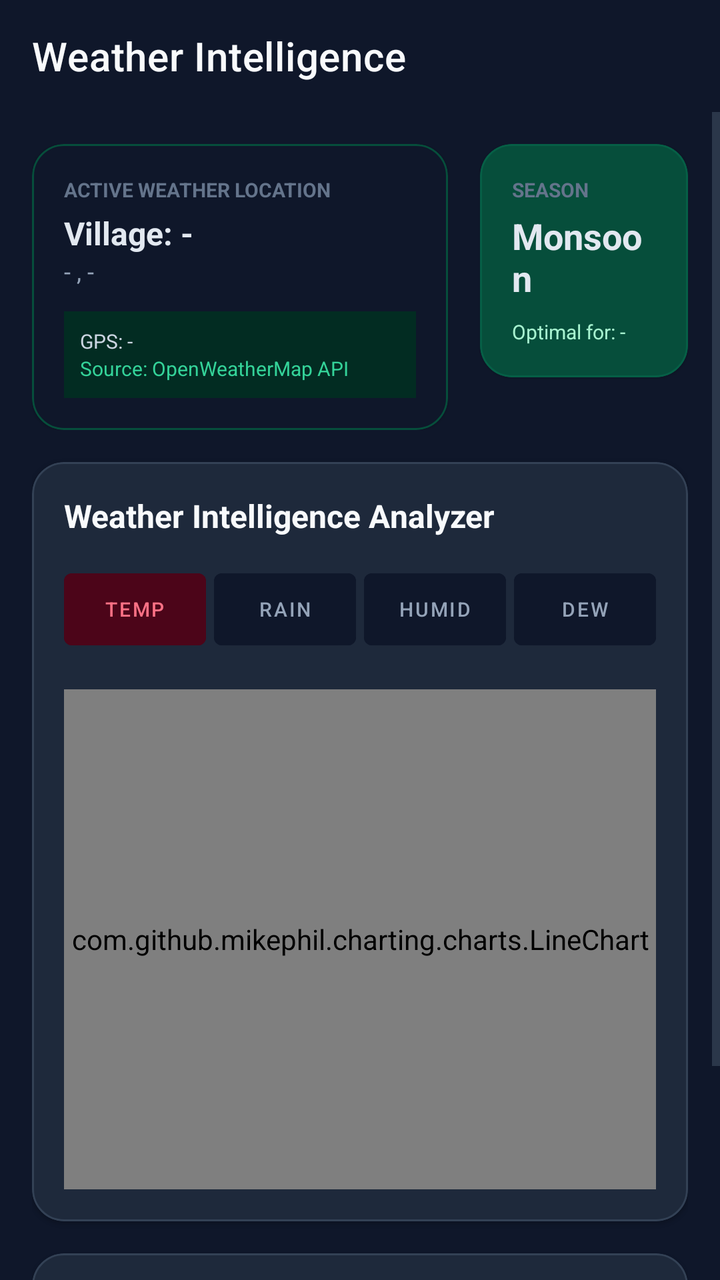
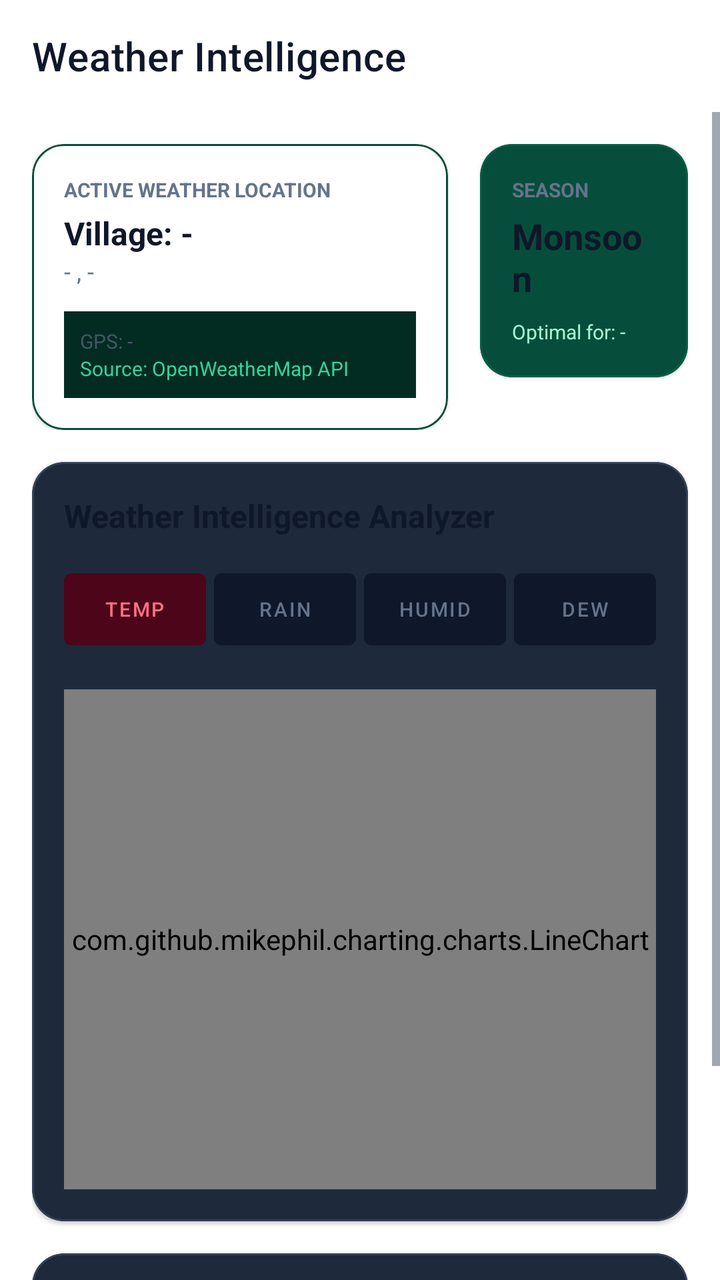

Compare the two renders of this Android layout. The source of the first and the diff that turns it into the second are given below.
<!-- AndroidManifest.xml: application theme AppTheme -->
<!-- res/layout/fragment_weather.xml -->
<?xml version="1.0" encoding="utf-8"?>
<androidx.constraintlayout.widget.ConstraintLayout xmlns:android="http://schemas.android.com/apk/res/android"
    xmlns:app="http://schemas.android.com/apk/res-auto"
    android:layout_width="match_parent"
    android:layout_height="match_parent"
    android:background="#0f172a">

    <com.google.android.material.appbar.AppBarLayout
        android:id="@+id/appBarLayout"
        android:layout_width="match_parent"
        android:layout_height="wrap_content"
        android:background="#0f172a"
        app:elevation="0dp"
        app:layout_constraintTop_toTopOf="parent">

        <androidx.appcompat.widget.Toolbar
            android:id="@+id/toolbar"
            android:layout_width="match_parent"
            android:layout_height="?attr/actionBarSize"
            app:title="Weather Intelligence"
            app:titleTextColor="#f8fafc" />
    </com.google.android.material.appbar.AppBarLayout>

    <ScrollView
        android:layout_width="match_parent"
        android:layout_height="0dp"
        app:layout_constraintBottom_toTopOf="@id/bottomNavigation"
        app:layout_constraintTop_toBottomOf="@id/appBarLayout">

        <LinearLayout
            android:layout_width="match_parent"
            android:layout_height="wrap_content"
            android:orientation="vertical"
            android:padding="16dp">

            
            <GridLayout
                android:layout_width="match_parent"
                android:layout_height="wrap_content"
                android:columnCount="2"
                android:rowCount="1"
                android:layout_marginBottom="16dp">

                
                <com.google.android.material.card.MaterialCardView
                    android:layout_width="0dp"
                    android:layout_height="wrap_content"
                    android:layout_columnWeight="2"
                    android:layout_marginEnd="8dp"
                    app:cardBackgroundColor="#0f172a"
                    app:cardCornerRadius="16dp"
                    app:strokeColor="#064e3b"
                    app:strokeWidth="1dp">
                    <LinearLayout
                        android:layout_width="match_parent"
                        android:layout_height="wrap_content"
                        android:orientation="vertical"
                        android:padding="16dp">
                        <TextView
                            android:layout_width="wrap_content"
                            android:layout_height="wrap_content"
                            android:text="ACTIVE WEATHER LOCATION"
                            android:textColor="#64748b"
                            android:textSize="10sp"
                            android:textStyle="bold" />
                        <TextView
                            android:id="@+id/tvVillage"
                            android:layout_width="wrap_content"
                            android:layout_height="wrap_content"
                            android:layout_marginTop="4dp"
                            android:text="Village: -"
                            android:textColor="#e2e8f0"
                            android:textSize="16sp"
                            android:textStyle="bold" />
                        <TextView
                            android:id="@+id/tvState"
                            android:layout_width="wrap_content"
                            android:layout_height="wrap_content"
                            android:text="- , -"
                            android:textColor="#94a3b8"
                            android:textSize="12sp" />
                        
                        <LinearLayout
                            android:layout_width="match_parent"
                            android:layout_height="wrap_content"
                            android:layout_marginTop="12dp"
                            android:background="#022c22"
                            android:padding="8dp"
                            android:orientation="vertical">
                            <TextView
                                android:id="@+id/tvGps"
                                android:layout_width="wrap_content"
                                android:layout_height="wrap_content"
                                android:text="GPS: -"
                                android:textColor="#cbd5e1"
                                android:textSize="10sp" />
                            <TextView
                                android:layout_width="wrap_content"
                                android:layout_height="wrap_content"
                                android:text="Source: OpenWeatherMap API"
                                android:textColor="#34d399"
                                android:textSize="10sp" />
                        </LinearLayout>
                    </LinearLayout>
                </com.google.android.material.card.MaterialCardView>

                
                <com.google.android.material.card.MaterialCardView
                    android:layout_width="0dp"
                    android:layout_height="match_parent"
                    android:layout_columnWeight="1"
                    android:layout_marginStart="8dp"
                    app:cardBackgroundColor="#064e3b"
                    app:cardCornerRadius="16dp"
                    app:strokeColor="#065f46"
                    app:strokeWidth="1dp">
                    <LinearLayout
                        android:layout_width="match_parent"
                        android:layout_height="match_parent"
                        android:orientation="vertical"
                        android:padding="16dp"
                        android:gravity="center_vertical">
                        <TextView
                            android:layout_width="wrap_content"
                            android:layout_height="wrap_content"
                            android:text="SEASON"
                            android:textColor="#64748b"
                            android:textSize="10sp"
                            android:textStyle="bold" />
                        <TextView
                            android:id="@+id/tvSeason"
                            android:layout_width="wrap_content"
                            android:layout_height="wrap_content"
                            android:layout_marginTop="4dp"
                            android:text="Monsoon"
                            android:textColor="#e2e8f0"
                            android:textSize="18sp"
                            android:textStyle="bold" />
                        <TextView
                            android:id="@+id/tvPlannedCrop"
                            android:layout_width="wrap_content"
                            android:layout_height="wrap_content"
                            android:layout_marginTop="8dp"
                            android:text="Optimal for: -"
                            android:textColor="#a7f3d0"
                            android:textSize="10sp" />
                    </LinearLayout>
                </com.google.android.material.card.MaterialCardView>
            </GridLayout>

            
            <com.google.android.material.card.MaterialCardView
                android:layout_width="match_parent"
                android:layout_height="wrap_content"
                android:layout_marginBottom="16dp"
                app:cardBackgroundColor="#1e293b"
                app:cardCornerRadius="16dp"
                app:strokeColor="#334155"
                app:strokeWidth="1dp">

                <LinearLayout
                    android:layout_width="match_parent"
                    android:layout_height="wrap_content"
                    android:orientation="vertical"
                    android:padding="16dp">

                    <TextView
                        android:layout_width="wrap_content"
                        android:layout_height="wrap_content"
                        android:text="Weather Intelligence Analyzer"
                        android:textColor="#f8fafc"
                        android:textSize="16sp"
                        android:textStyle="bold" />

                    
                    <LinearLayout
                        android:layout_width="match_parent"
                        android:layout_height="wrap_content"
                        android:layout_marginTop="12dp"
                        android:orientation="horizontal"
                        android:weightSum="4">
                        <Button
                            android:id="@+id/btnTemp"
                            android:layout_width="0dp"
                            android:layout_height="wrap_content"
                            android:layout_weight="1"
                            android:layout_marginEnd="4dp"
                            android:backgroundTint="#4c0519"
                            android:text="Temp"
                            android:textColor="#fb7185"
                            android:textSize="10sp" />
                        <Button
                            android:id="@+id/btnRain"
                            android:layout_width="0dp"
                            android:layout_height="wrap_content"
                            android:layout_weight="1"
                            android:layout_marginEnd="4dp"
                            android:backgroundTint="#0f172a"
                            android:text="Rain"
                            android:textColor="#94a3b8"
                            android:textSize="10sp" />
                        <Button
                            android:id="@+id/btnHumid"
                            android:layout_width="0dp"
                            android:layout_height="wrap_content"
                            android:layout_weight="1"
                            android:layout_marginEnd="4dp"
                            android:backgroundTint="#0f172a"
                            android:text="Humid"
                            android:textColor="#94a3b8"
                            android:textSize="10sp" />
                        <Button
                            android:id="@+id/btnDew"
                            android:layout_width="0dp"
                            android:layout_height="wrap_content"
                            android:layout_weight="1"
                            android:backgroundTint="#0f172a"
                            android:text="Dew"
                            android:textColor="#94a3b8"
                            android:textSize="10sp" />
                    </LinearLayout>

                    
                    <com.github.mikephil.charting.charts.LineChart
                        android:id="@+id/weatherChart"
                        android:layout_width="match_parent"
                        android:layout_height="250dp"
                        android:layout_marginTop="16dp" />
                </LinearLayout>
            </com.google.android.material.card.MaterialCardView>

            
            <com.google.android.material.card.MaterialCardView
                android:layout_width="match_parent"
                android:layout_height="wrap_content"
                android:layout_marginBottom="16dp"
                app:cardBackgroundColor="#1e293b"
                app:cardCornerRadius="16dp"
                app:strokeColor="#334155"
                app:strokeWidth="1dp">
                <LinearLayout
                    android:layout_width="match_parent"
                    android:layout_height="wrap_content"
                    android:orientation="vertical"
                    android:padding="16dp">
                    <TextView
                        android:layout_width="wrap_content"
                        android:layout_height="wrap_content"
                        android:text="WIND PATTERN METRICS"
                        android:textColor="#64748b"
                        android:textSize="10sp"
                        android:textStyle="bold" />
                    <LinearLayout
                        android:layout_width="match_parent"
                        android:layout_height="wrap_content"
                        android:orientation="horizontal"
                        android:layout_marginTop="12dp"
                        android:gravity="center">
                        <LinearLayout
                            android:layout_width="wrap_content"
                            android:layout_height="wrap_content"
                            android:orientation="vertical"
                            android:gravity="center"
                            android:layout_marginEnd="32dp">
                            <TextView
                                android:layout_width="wrap_content"
                                android:layout_height="wrap_content"
                                android:text="SPEED"
                                android:textColor="#94a3b8"
                                android:textSize="10sp" />
                            <TextView
                                android:layout_width="wrap_content"
                                android:layout_height="wrap_content"
                                android:text="14 km/h"
                                android:textColor="#e2e8f0"
                                android:textSize="20sp"
                                android:textStyle="bold" />
                        </LinearLayout>
                        <LinearLayout
                            android:layout_width="wrap_content"
                            android:layout_height="wrap_content"
                            android:orientation="vertical"
                            android:gravity="center"
                            android:layout_marginStart="32dp">
                            <TextView
                                android:layout_width="wrap_content"
                                android:layout_height="wrap_content"
                                android:text="DIRECTION"
                                android:textColor="#94a3b8"
                                android:textSize="10sp" />
                            <TextView
                                android:layout_width="wrap_content"
                                android:layout_height="wrap_content"
                                android:text="South-West"
                                android:textColor="#34d399"
                                android:textSize="20sp"
                                android:textStyle="bold" />
                        </LinearLayout>
                    </LinearLayout>
                    
                    <TextView
                        android:layout_width="match_parent"
                        android:layout_height="wrap_content"
                        android:layout_marginTop="16dp"
                        android:background="#0f172a"
                        android:padding="12dp"
                        android:text="During monsoon, south-westerly winds push humid maritime air inland. Maintain border crops as windbreakers."
                        android:textColor="#cbd5e1"
                        android:textSize="12sp" />
                </LinearLayout>
            </com.google.android.material.card.MaterialCardView>

            
            <com.google.android.material.card.MaterialCardView
                android:layout_width="match_parent"
                android:layout_height="wrap_content"
                android:layout_marginBottom="16dp"
                app:cardBackgroundColor="#1e293b"
                app:cardCornerRadius="16dp"
                app:strokeColor="#334155"
                app:strokeWidth="1dp">
                <LinearLayout
                    android:layout_width="match_parent"
                    android:layout_height="wrap_content"
                    android:orientation="vertical"
                    android:padding="16dp">
                    <TextView
                        android:layout_width="wrap_content"
                        android:layout_height="wrap_content"
                        android:text="NEXT 3-DAY WEATHER FORECAST"
                        android:textColor="#64748b"
                        android:textSize="10sp"
                        android:textStyle="bold"
                        android:layout_marginBottom="12dp" />
                    
                    
                    <LinearLayout
                        android:id="@+id/forecastContainer"
                        android:layout_width="match_parent"
                        android:layout_height="wrap_content"
                        android:orientation="vertical" />
                </LinearLayout>
            </com.google.android.material.card.MaterialCardView>

        </LinearLayout>
    </ScrollView>
</androidx.constraintlayout.widget.ConstraintLayout>
<!-- resources referenced by this layout -->
<resources>
  <style name="AppTheme" parent="Theme.MaterialComponents.DayNight.NoActionBar">
          <item name="colorPrimary">@color/colorPrimary</item>
          <item name="colorPrimaryDark">@color/colorPrimaryDark</item>
          <item name="colorAccent">@color/colorAccent</item>
          <item name="android:windowBackground">@color/colorBackground</item>
          <item name="android:statusBarColor">@color/colorBackground</item>
          <item name="android:navigationBarColor">@color/colorBottomNav</item>
          <item name="android:textColorPrimary">@color/colorTextPrimary</item>
          <item name="android:textColorSecondary">@color/colorTextSecondary</item>
          <item name="elevationOverlayEnabled">false</item>
      </style>
  <color name="colorPrimary">#059669</color>
  <color name="colorPrimaryDark">#047857</color>
  <color name="colorAccent">#10B981</color>
  <color name="colorBackground">#F8FAFC</color>
  <color name="colorBottomNav">#FFFFFF</color>
  <color name="colorTextPrimary">#0F172A</color>
  <color name="colorTextSecondary">#475569</color>
</resources>

<!-- the commit's change to res/layout/fragment_weather.xml (unified diff, before → after) -->
@@ -3,13 +3,13 @@
     xmlns:app="http://schemas.android.com/apk/res-auto"
     android:layout_width="match_parent"
     android:layout_height="match_parent"
-    android:background="#0f172a">
+    android:background="@color/colorSurface">
 
     <com.google.android.material.appbar.AppBarLayout
         android:id="@+id/appBarLayout"
         android:layout_width="match_parent"
         android:layout_height="wrap_content"
-        android:background="#0f172a"
+        android:background="@color/colorSurface"
         app:elevation="0dp"
         app:layout_constraintTop_toTopOf="parent">
 
@@ -18,7 +18,7 @@
             android:layout_width="match_parent"
             android:layout_height="?attr/actionBarSize"
             app:title="Weather Intelligence"
-            app:titleTextColor="#f8fafc" />
+            app:titleTextColor="@color/colorTextPrimary" />
     </com.google.android.material.appbar.AppBarLayout>
 
     <ScrollView
@@ -47,7 +47,7 @@
                     android:layout_height="wrap_content"
                     android:layout_columnWeight="2"
                     android:layout_marginEnd="8dp"
-                    app:cardBackgroundColor="#0f172a"
+                    app:cardBackgroundColor="@color/colorSurface"
                     app:cardCornerRadius="16dp"
                     app:strokeColor="#064e3b"
                     app:strokeWidth="1dp">
@@ -60,7 +60,7 @@
                             android:layout_width="wrap_content"
                             android:layout_height="wrap_content"
                             android:text="ACTIVE WEATHER LOCATION"
-                            android:textColor="#64748b"
+                            android:textColor="@color/colorTextMuted"
                             android:textSize="10sp"
                             android:textStyle="bold" />
                         <TextView
@@ -69,7 +69,7 @@
                             android:layout_height="wrap_content"
                             android:layout_marginTop="4dp"
                             android:text="Village: -"
-                            android:textColor="#e2e8f0"
+                            android:textColor="@color/colorTextPrimary"
                             android:textSize="16sp"
                             android:textStyle="bold" />
                         <TextView
@@ -77,7 +77,7 @@
                             android:layout_width="wrap_content"
                             android:layout_height="wrap_content"
                             android:text="- , -"
-                            android:textColor="#94a3b8"
+                            android:textColor="@color/colorTextMuted"
                             android:textSize="12sp" />
                         
                         <LinearLayout
@@ -92,7 +92,7 @@
                                 android:layout_width="wrap_content"
                                 android:layout_height="wrap_content"
                                 android:text="GPS: -"
-                                android:textColor="#cbd5e1"
+                                android:textColor="@color/colorTextSecondary"
                                 android:textSize="10sp" />
                             <TextView
                                 android:layout_width="wrap_content"
@@ -124,7 +124,7 @@
                             android:layout_width="wrap_content"
                             android:layout_height="wrap_content"
                             android:text="SEASON"
-                            android:textColor="#64748b"
+                            android:textColor="@color/colorTextMuted"
                             android:textSize="10sp"
                             android:textStyle="bold" />
                         <TextView
@@ -133,7 +133,7 @@
                             android:layout_height="wrap_content"
                             android:layout_marginTop="4dp"
                             android:text="Monsoon"
-                            android:textColor="#e2e8f0"
+                            android:textColor="@color/colorTextPrimary"
                             android:textSize="18sp"
                             android:textStyle="bold" />
                         <TextView
@@ -168,7 +168,7 @@
                         android:layout_width="wrap_content"
                         android:layout_height="wrap_content"
                         android:text="Weather Intelligence Analyzer"
-                        android:textColor="#f8fafc"
+                        android:textColor="@color/colorTextPrimary"
                         android:textSize="16sp"
                         android:textStyle="bold" />
 
@@ -197,7 +197,7 @@
                             android:layout_marginEnd="4dp"
                             android:backgroundTint="#0f172a"
                             android:text="Rain"
-                            android:textColor="#94a3b8"
+                            android:textColor="@color/colorTextMuted"
                             android:textSize="10sp" />
                         <Button
                             android:id="@+id/btnHumid"
@@ -207,7 +207,7 @@
                             android:layout_marginEnd="4dp"
                             android:backgroundTint="#0f172a"
                             android:text="Humid"
-                            android:textColor="#94a3b8"
+                            android:textColor="@color/colorTextMuted"
                             android:textSize="10sp" />
                         <Button
                             android:id="@+id/btnDew"
@@ -216,7 +216,7 @@
                             android:layout_weight="1"
                             android:backgroundTint="#0f172a"
                             android:text="Dew"
-                            android:textColor="#94a3b8"
+                            android:textColor="@color/colorTextMuted"
                             android:textSize="10sp" />
                     </LinearLayout>
 
@@ -247,7 +247,7 @@
                         android:layout_width="wrap_content"
                         android:layout_height="wrap_content"
                         android:text="WIND PATTERN METRICS"
-                        android:textColor="#64748b"
+                        android:textColor="@color/colorTextMuted"
                         android:textSize="10sp"
                         android:textStyle="bold" />
                     <LinearLayout
@@ -266,13 +266,13 @@
                                 android:layout_width="wrap_content"
                                 android:layout_height="wrap_content"
                                 android:text="SPEED"
-                                android:textColor="#94a3b8"
+                                android:textColor="@color/colorTextMuted"
                                 android:textSize="10sp" />
                             <TextView
                                 android:layout_width="wrap_content"
                                 android:layout_height="wrap_content"
                                 android:text="14 km/h"
-                                android:textColor="#e2e8f0"
+                                android:textColor="@color/colorTextPrimary"
                                 android:textSize="20sp"
                                 android:textStyle="bold" />
                         </LinearLayout>
@@ -286,7 +286,7 @@
                                 android:layout_width="wrap_content"
                                 android:layout_height="wrap_content"
                                 android:text="DIRECTION"
-                                android:textColor="#94a3b8"
+                                android:textColor="@color/colorTextMuted"
                                 android:textSize="10sp" />
                             <TextView
                                 android:layout_width="wrap_content"
@@ -302,10 +302,10 @@
                         android:layout_width="match_parent"
                         android:layout_height="wrap_content"
                         android:layout_marginTop="16dp"
-                        android:background="#0f172a"
+                        android:background="@color/colorSurface"
                         android:padding="12dp"
                         android:text="During monsoon, south-westerly winds push humid maritime air inland. Maintain border crops as windbreakers."
-                        android:textColor="#cbd5e1"
+                        android:textColor="@color/colorTextSecondary"
                         android:textSize="12sp" />
                 </LinearLayout>
             </com.google.android.material.card.MaterialCardView>
@@ -328,7 +328,7 @@
                         android:layout_width="wrap_content"
                         android:layout_height="wrap_content"
                         android:text="NEXT 3-DAY WEATHER FORECAST"
-                        android:textColor="#64748b"
+                        android:textColor="@color/colorTextMuted"
                         android:textSize="10sp"
                         android:textStyle="bold"
                         android:layout_marginBottom="12dp" />
<!-- resource entries referenced after the edit -->
@@ -1,5 +1,7 @@
 <!-- resources referenced by this layout -->
 <resources>
+  <color name="colorSurface">#FFFFFF</color>
+  <color name="colorTextMuted">#64748B</color>
   <style name="AppTheme" parent="Theme.MaterialComponents.DayNight.NoActionBar">
           <item name="colorPrimary">@color/colorPrimary</item>
           <item name="colorPrimaryDark">@color/colorPrimaryDark</item>
